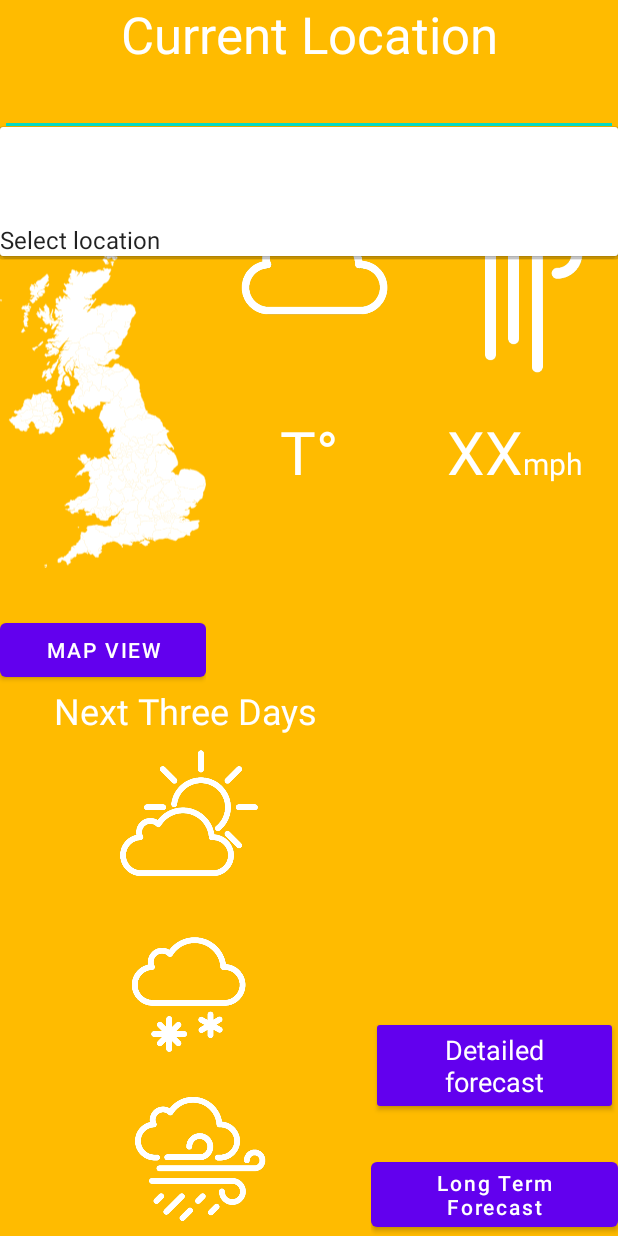
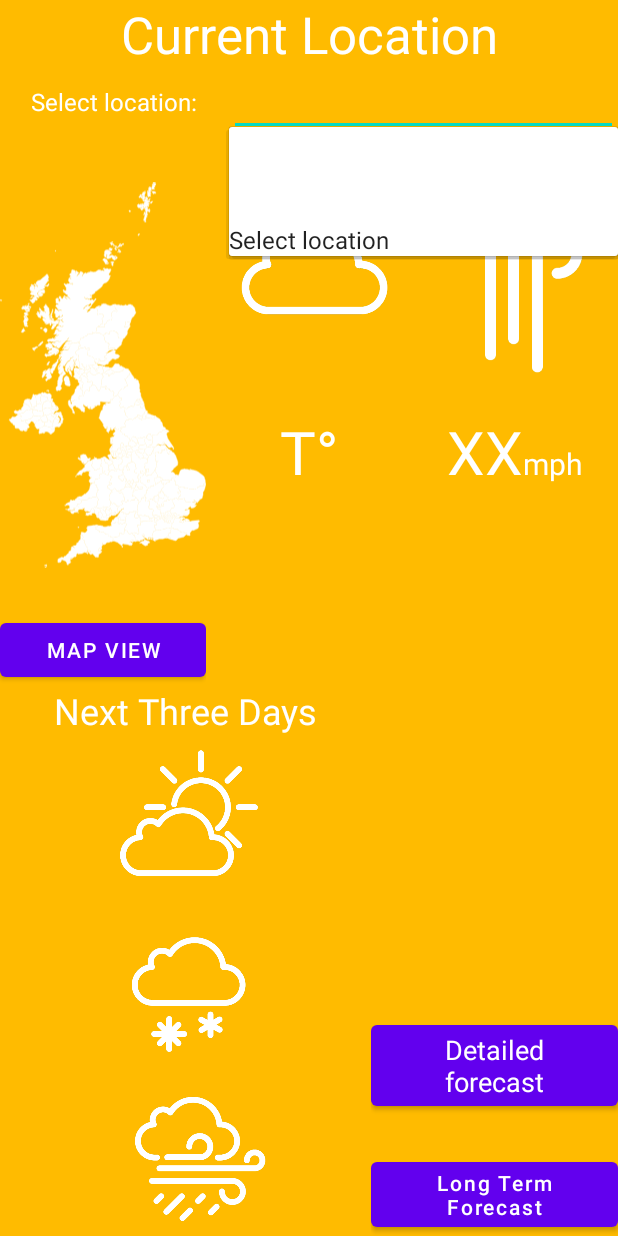
Before and after one commit to Group-51-COMP208/WeatherBroadcastApp, an Android app: the screen it shows after launch (MainActivity), on a phone screen of 412 x 824 dp. Run offline under Robolectric (Android 15) with nearby library versions, the phone set to English and light mode, and no system bars; libraries missing offline, so code that uses them is left out: org.json.simple; 3 statements that could not run were skipped.

Commit message:
Added label to select location field

```diff
--- a/app/src/main/res/layout/content_main.xml
+++ b/app/src/main/res/layout/content_main.xml
@@ -18,16 +18,32 @@
         android:textAppearance="@style/TextAppearance.AppCompat.Display1"
         android:textColor="#FFFFFF" />
 
-    <com.example.weatherbroadcastapp.LocationSearchView
-        android:id="@+id/autoCompleteTextView_location"
-        style="@style/Widget.AppCompat.AutoCompleteTextView"
+    <LinearLayout
         android:layout_width="match_parent"
         android:layout_height="wrap_content"
-        android:completionHint="Select location"
-        android:text=""
-        android:inputType="text"
-        android:imeOptions="actionDone"
-        />
+        android:orientation="horizontal">
+
+        <TextView
+            android:id="@+id/textView5"
+            style="@style/paragraph_body"
+            android:layout_width="match_parent"
+            android:layout_height="match_parent"
+            android:layout_weight="1.7"
+            android:gravity="fill_vertical"
+            android:text="@string/select_location"
+            android:textAlignment="center" />
+
+        <com.example.weatherbroadcastapp.LocationSearchView
+            android:id="@+id/autoCompleteTextView_location"
+            style="@style/Widget.AppCompat.AutoCompleteTextView"
+            android:layout_width="match_parent"
+            android:layout_height="wrap_content"
+            android:layout_weight="1"
+            android:completionHint="Select location"
+            android:imeOptions="actionDone"
+            android:inputType="text"
+            android:text="" />
+    </LinearLayout>
 
     <LinearLayout
         android:layout_width="match_parent"
@@ -181,7 +197,6 @@
 
             <Button
                 android:id="@+id/button_detailedForcast"
-                style="@style/Widget.AppCompat.Button"
                 android:layout_width="match_parent"
                 android:layout_height="wrap_content"
                 android:layout_marginBottom="25dp"
--- a/app/src/main/res/values/strings.xml
+++ b/app/src/main/res/values/strings.xml
@@ -35,5 +35,6 @@
     <string name="network_error_dialog_body">Sorry, the weather server cannot be reached.
     Please ensure you are connected to the internet and try restarting the app.</string>
     <string name="close_app">Close app</string>
+    <string name="select_location">Select location:</string>
 
 </resources>
```
